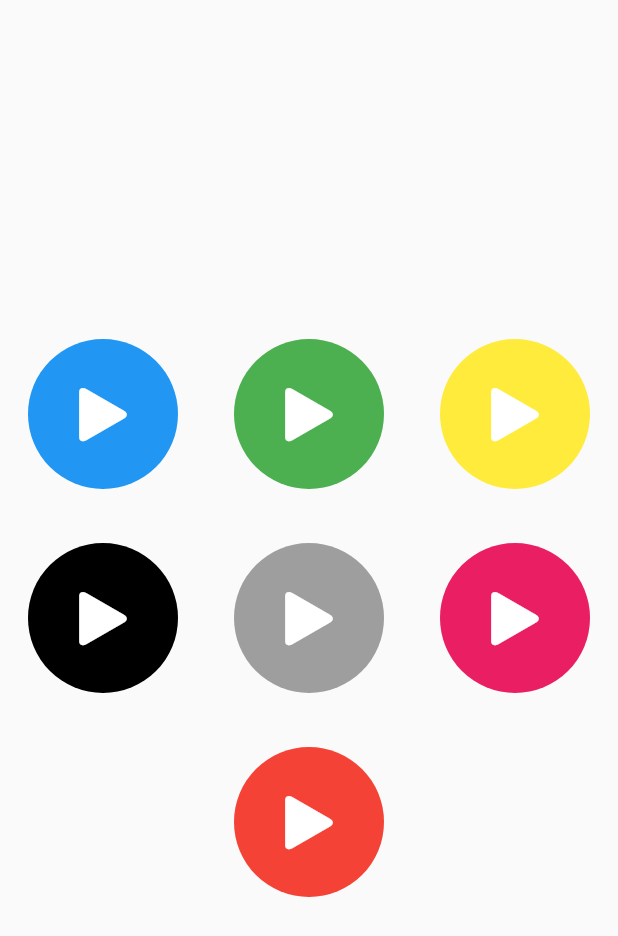
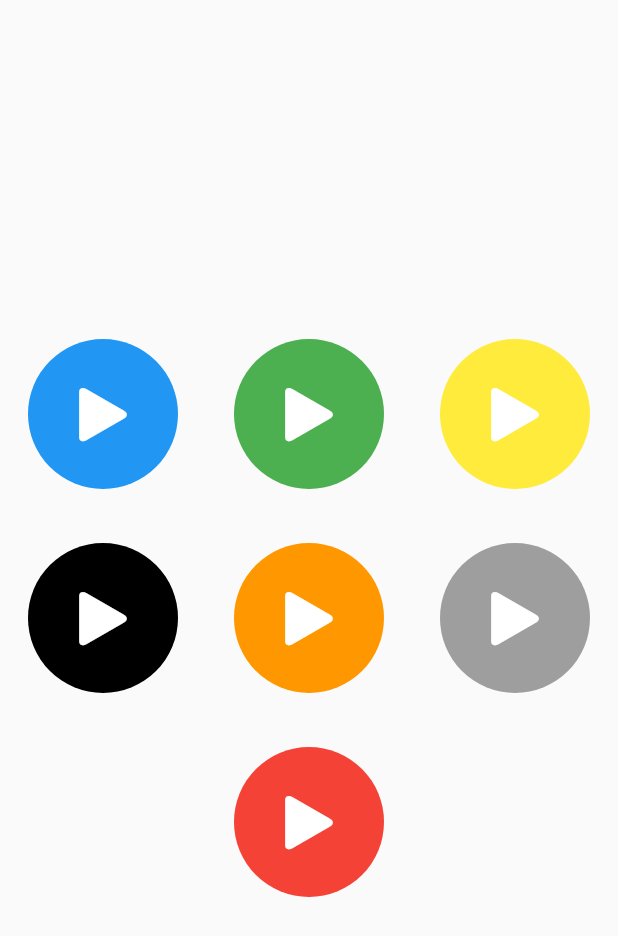
Before and after one commit to MatheusEli/xylophone_flutter, a Flutter app: the screen it shows after launch, on a phone screen of 412 x 824 dp. Shown: the top 936 px of the screen. Run offline on Flutter 3.47's test engine with Material 2 defaults, Android fonts, the phone set to English and light mode, and no system bars; our stand-ins replace audioplayers.

Commit message:
TextButton extraction

```diff
--- a/lib/main.dart
+++ b/lib/main.dart
@@ -10,6 +10,29 @@ class XylophoneApp extends StatelessWidget {
   Future<void> playSound(int soundNumber) async {
     final player = AudioPlayer();
     await player.play(AssetSource('note$soundNumber.wav'));
+  }
+
+  TextButton buildKey({required Color color, required int soundNumber}) {
+    return TextButton(
+      onPressed: () {
+        playSound(soundNumber);
+      },
+      child: Container(
+        width: 100.0,
+        height: 100.0,
+        decoration: BoxDecoration(
+          color: color,
+          borderRadius: BorderRadius.circular(100),
+        ),
+        child: const Center(
+          child: Icon(
+            CupertinoIcons.play_fill,
+            color: Colors.white,
+            size: 50.0,
+          ),
+        ),
+      ),
+    );
   }
 
   @override
@@ -25,66 +48,9 @@ class XylophoneApp extends StatelessWidget {
               Row(
                 mainAxisAlignment: MainAxisAlignment.spaceAround,
                 children: [
-                  TextButton(
-                    onPressed: () async {
-                      playSound(1);
-                    },
-                    child: Container(
-                      width: 100.0,
-                      height: 100.0,
-                      decoration: BoxDecoration(
-                        color: Colors.blue,
-                        borderRadius: BorderRadius.circular(100),
-                      ),
-                      child: const Center(
-                        child: Icon(
-                          CupertinoIcons.play_fill,
-                          color: Colors.white,
-                          size: 50.0,
-                        ),
-                      ),
-                    ),
-                  ),
-                  TextButton(
-                    onPressed: () {
-                      playSound(2);
-                    },
-                    child: Container(
-                      width: 100.0,
-                      height: 100.0,
-                      decoration: BoxDecoration(
-                        color: Colors.green,
-                        borderRadius: BorderRadius.circular(100),
-                      ),
-                      child: const Center(
-                        child: Icon(
-                          CupertinoIcons.play_fill,
-                          color: Colors.white,
-                          size: 50.0,
-                        ),
-                      ),
-                    ),
-                  ),
-                  TextButton(
-                    onPressed: () {
-                      playSound(3);
-                    },
-                    child: Container(
-                      width: 100.0,
-                      height: 100.0,
-                      decoration: BoxDecoration(
-                        color: Colors.yellow,
-                        borderRadius: BorderRadius.circular(100),
-                      ),
-                      child: const Center(
-                        child: Icon(
-                          CupertinoIcons.play_fill,
-                          color: Colors.white,
-                          size: 50.0,
-                        ),
-                      ),
-                    ),
-                  ),
+                  buildKey(color: Colors.blue, soundNumber: 1),
+                  buildKey(color: Colors.green, soundNumber: 2),
+                  buildKey(color: Colors.yellow, soundNumber: 3),
                 ],
               ),
               const SizedBox(
@@ -93,66 +59,9 @@ class XylophoneApp extends StatelessWidget {
               Row(
                 mainAxisAlignment: MainAxisAlignment.spaceAround,
                 children: [
-                  TextButton(
-                    onPressed: () {
-                      playSound(4);
-                    },
-                    child: Container(
-                      width: 100.0,
-                      height: 100.0,
-                      decoration: BoxDecoration(
-                        color: Colors.black,
-                        borderRadius: BorderRadius.circular(100),
-                      ),
-                      child: const Center(
-                        child: Icon(
-                          CupertinoIcons.play_fill,
-                          color: Colors.white,
-                          size: 50.0,
-                        ),
-                      ),
-                    ),
-                  ),
-                  TextButton(
-                    onPressed: () {
-                      playSound(5);
-                    },
-                    child: Container(
-                      width: 100.0,
-                      height: 100.0,
-                      decoration: BoxDecoration(
-                        color: Colors.grey,
-                        borderRadius: BorderRadius.circular(100),
-                      ),
-                      child: const Center(
-                        child: Icon(
-                          CupertinoIcons.play_fill,
-                          color: Colors.white,
-                          size: 50.0,
-                        ),
-                      ),
-                    ),
-                  ),
-                  TextButton(
-                    onPressed: () {
-                      playSound(6);
-                    },
-                    child: Container(
-                      width: 100.0,
-                      height: 100.0,
-                      decoration: BoxDecoration(
-                        color: Colors.pink,
-                        borderRadius: BorderRadius.circular(100),
-                      ),
-                      child: const Center(
-                        child: Icon(
-                          CupertinoIcons.play_fill,
-                          color: Colors.white,
-                          size: 50.0,
-                        ),
-                      ),
-                    ),
-                  ),
+                  buildKey(color: Colors.black, soundNumber: 4),
+                  buildKey(color: Colors.orange, soundNumber: 5),
+                  buildKey(color: Colors.grey, soundNumber: 6),
                 ],
               ),
               const SizedBox(
@@ -160,29 +69,7 @@ class XylophoneApp extends StatelessWidget {
               ),
               Row(
                 mainAxisAlignment: MainAxisAlignment.center,
-                children: [
-                  TextButton(
-                    onPressed: () {
-                      print('atualizou até o ultimo!');
-                      playSound(7);
-                    },
-                    child: Container(
-                      width: 100.0,
-                      height: 100.0,
-                      decoration: BoxDecoration(
-                        color: Colors.red,
-                        borderRadius: BorderRadius.circular(100),
-                      ),
-                      child: const Center(
-                        child: Icon(
-                          CupertinoIcons.play_fill,
-                          color: Colors.white,
-                          size: 50.0,
-                        ),
-                      ),
-                    ),
-                  ),
-                ],
+                children: [buildKey(color: Colors.red, soundNumber: 7)],
               ),
             ],
           )),
```
